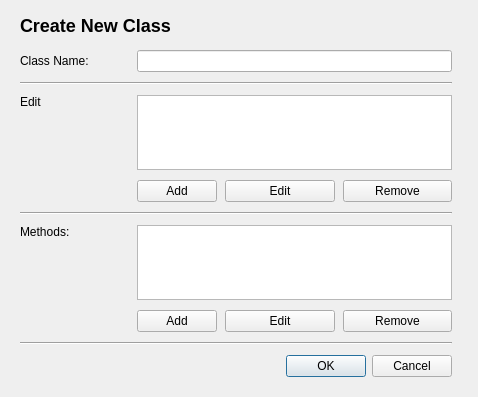
Qt form src/view/classes/newclassdialog.ui (Garttox/icp) before a commit.
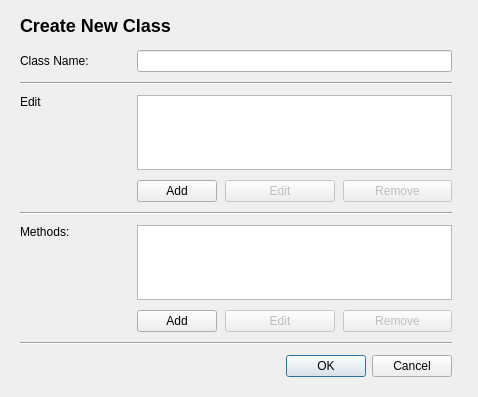
The same form after that commit.

What changed in the file:
```diff
--- a/src/view/classes/newclassdialog.ui
+++ b/src/view/classes/newclassdialog.ui
@@ -53,6 +53,9 @@
     </item>
     <item row="8" column="3">
      <widget class="QPushButton" name="removeMethodButton">
+      <property name="enabled">
+       <bool>false</bool>
+      </property>
       <property name="text">
        <string>Remove</string>
       </property>
@@ -107,6 +110,9 @@
     </item>
     <item row="3" column="3">
      <widget class="QPushButton" name="removeFieldButton">
+      <property name="enabled">
+       <bool>false</bool>
+      </property>
       <property name="text">
        <string>Remove</string>
       </property>
@@ -127,6 +133,9 @@
     </item>
     <item row="8" column="2">
      <widget class="QPushButton" name="editMethodButton">
+      <property name="enabled">
+       <bool>false</bool>
+      </property>
       <property name="text">
        <string>Edit</string>
       </property>
@@ -147,6 +156,9 @@
     </item>
     <item row="3" column="2">
      <widget class="QPushButton" name="editFieldButton">
+      <property name="enabled">
+       <bool>false</bool>
+      </property>
       <property name="text">
        <string>Edit</string>
       </property>
```
Left out of the diff: 4 changed lines with no effect on the pictures.
